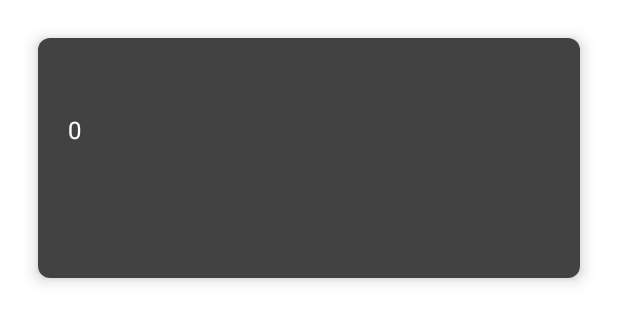
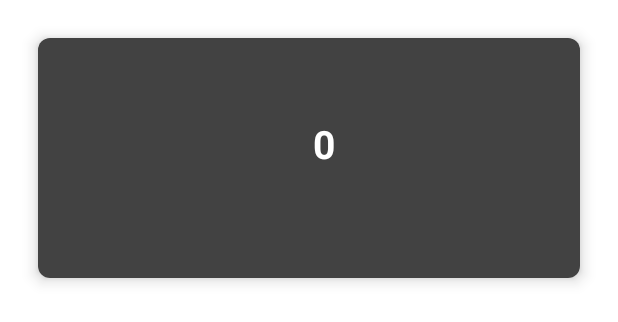
Before and after one commit to OskarLasota/BolosAssuncao, an Android app: the layout todo_cardview.xml on its own in the app's theme, with its tools: preview values and no code run, on a phone screen of 412 x 824 dp. Shown: the top 322 px of the screen. Run offline under Robolectric (Android 15) with nearby library versions, the light colour scheme and no system bars.

Commit message:
chore: updated cardview layout

```diff
--- a/app/src/main/res/layout/todo_cardview.xml
+++ b/app/src/main/res/layout/todo_cardview.xml
@@ -32,8 +32,8 @@
 
             <TextView
                 android:id="@+id/tv_amount"
-                android:layout_width="match_parent"
-                android:layout_height="40dp"
+                android:layout_width="wrap_content"
+                android:layout_height="wrap_content"
                 android:layout_marginLeft="20dp"
                 android:layout_marginTop="10dp"
                 android:layout_marginBottom="30dp"
@@ -41,8 +41,9 @@
                 app:layout_constraintBottom_toBottomOf="parent"
                 app:layout_constraintTop_toTopOf="parent"
                 app:layout_constraintRight_toRightOf="parent"
-                android:textSize="16sp"
+                android:textSize="26sp"
                 android:text="0"
+                android:textStyle="bold"
                 android:textColor="#fff" />
 
         </androidx.constraintlayout.widget.ConstraintLayout>
```
